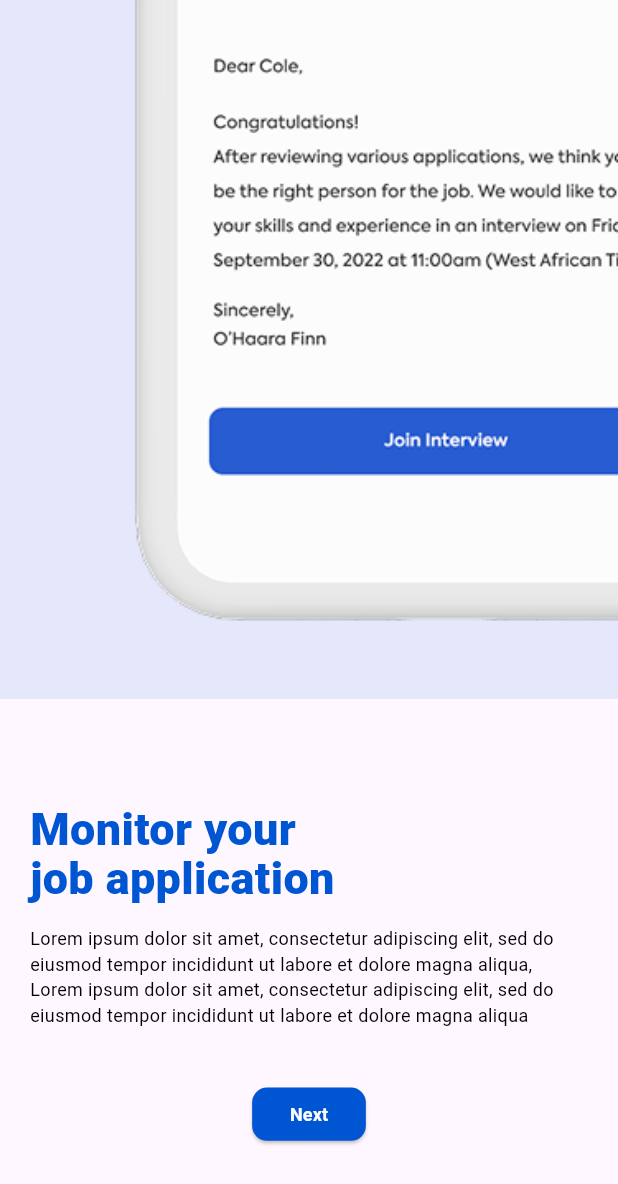
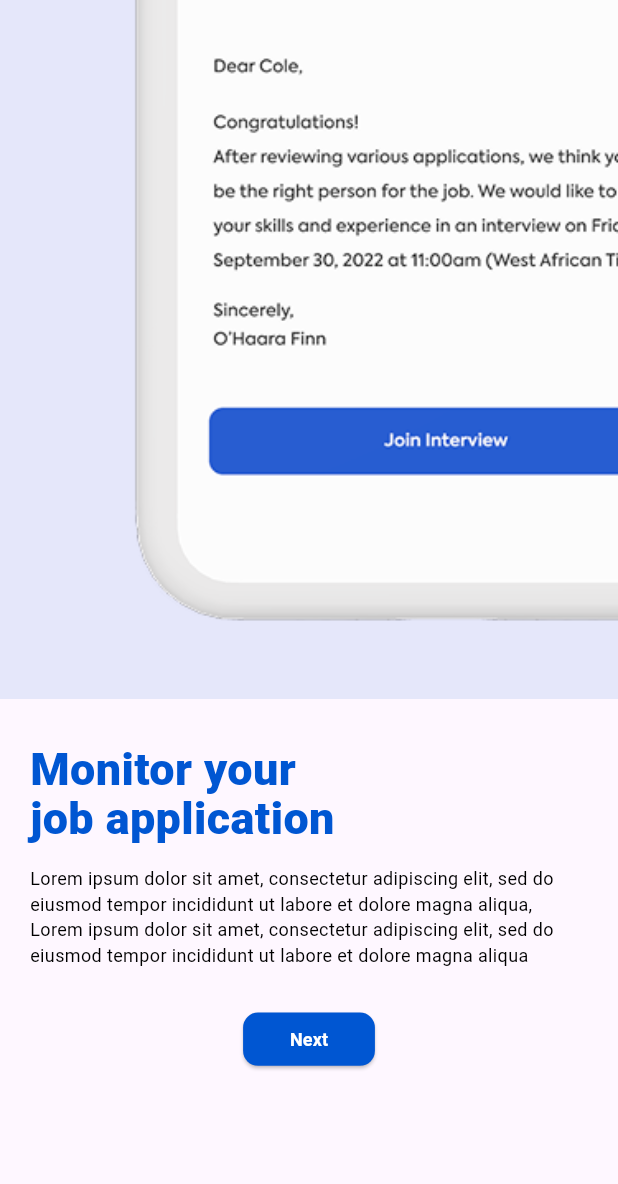
Before and after one commit to Embeddedchief/Arbeit, a Flutter app: the screen it shows after launch, on a phone screen of 412 x 824 dp. Shown: the top 1184 px of the screen. Run offline on Flutter 3.47's test engine with Material 3 defaults, Android fonts, the light colour scheme and no system bars; our stand-ins replace flutter_svg; Roboto replaces fonts that are missing (Axiforma).

Commit message:
#App update

```diff
--- a/lib/features/authentication/screens/fir_onboarding_screen.dart
+++ b/lib/features/authentication/screens/fir_onboarding_screen.dart
@@ -29,7 +29,7 @@ class _FirOnboardingScreenState extends State<FirOnboardingScreen> {
             ),
           ),
 
-          SizedBox(height: 70),
+          SizedBox(height: 30),
 
           Padding(
             padding: const EdgeInsets.symmetric(horizontal: 20),
@@ -63,11 +63,11 @@ class _FirOnboardingScreenState extends State<FirOnboardingScreen> {
             ),
           ),
 
-          SizedBox(height: 40),
+          SizedBox(height: 30),
 
           SizedBox(
             height: 35 / 812 * size.height,
-            width: 69 / 375 * size.width,
+            width: 80 / 375 * size.width,
             child: ElevatedButton(
               onPressed: () {
                 Navigator.of(context).push(
```
